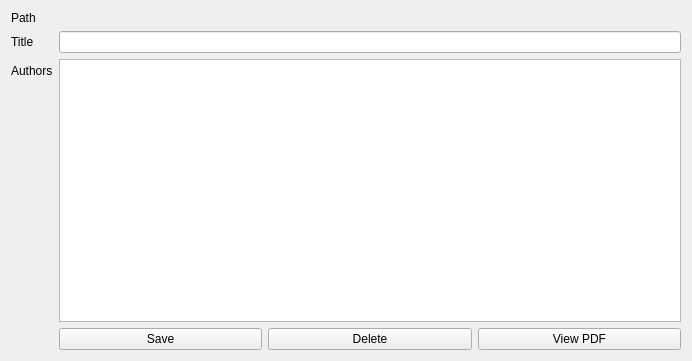
First picture: the form in qodex/ui/edit_document.ui, repository grapesmoker/qodex, before the edit.
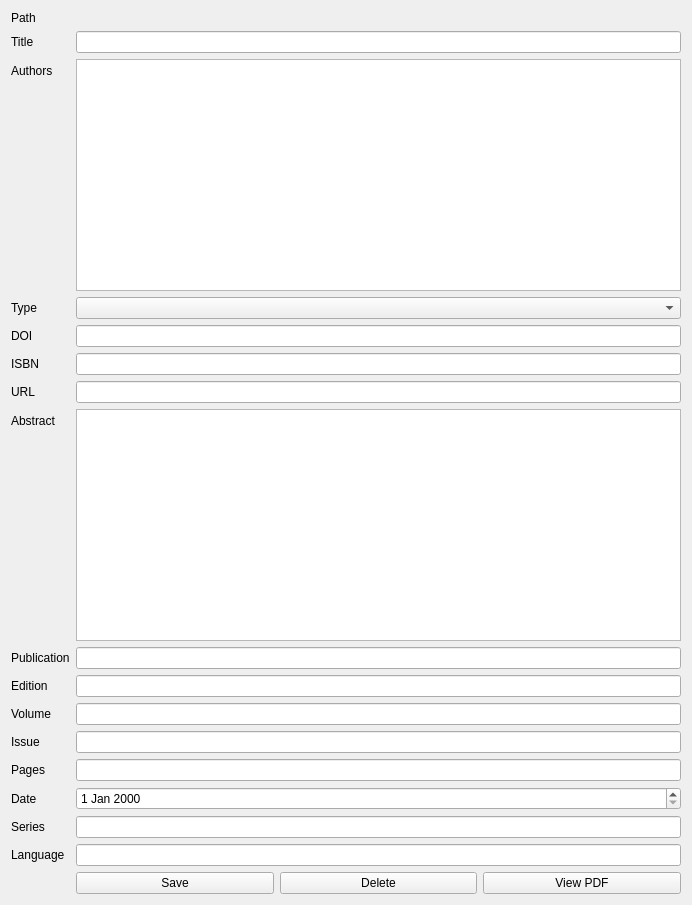
Second picture: the form after the edit.

Commit message: added additional fields to doc view, prepopulated doc types from bibtex

```diff
--- a/qodex/ui/edit_document.ui
+++ b/qodex/ui/edit_document.ui
@@ -7,13 +7,18 @@
     <x>0</x>
     <y>0</y>
     <width>692</width>
-    <height>361</height>
+    <height>905</height>
    </rect>
   </property>
   <property name="windowTitle">
    <string>Form</string>
   </property>
+  <layout class="QFormLayout" name="formLayout_2">
+   <item row="0" column="0" colspan="2">
   <layout class="QFormLayout" name="formLayout">
+     <property name="sizeConstraint">
+      <enum>QLayout::SetNoConstraint</enum>
+     </property>
    <item row="0" column="0">
     <widget class="QLabel" name="label_2">
      <property name="text">
@@ -61,7 +66,137 @@
      </property>
     </widget>
    </item>
+     <item row="3" column="0">
+      <widget class="QLabel" name="label_4">
+       <property name="text">
+        <string>Type</string>
+       </property>
+      </widget>
+     </item>
    <item row="3" column="1">
+      <widget class="QComboBox" name="document_type"/>
+     </item>
+     <item row="4" column="0">
+      <widget class="QLabel" name="label_14">
+       <property name="text">
+        <string>DOI</string>
+       </property>
+      </widget>
+     </item>
+     <item row="4" column="1">
+      <widget class="QLineEdit" name="doi"/>
+     </item>
+     <item row="5" column="0">
+      <widget class="QLabel" name="label_15">
+       <property name="text">
+        <string>ISBN</string>
+       </property>
+      </widget>
+     </item>
+     <item row="5" column="1">
+      <widget class="QLineEdit" name="isbn"/>
+     </item>
+     <item row="6" column="0">
+      <widget class="QLabel" name="label_16">
+       <property name="text">
+        <string>URL</string>
+       </property>
+      </widget>
+     </item>
+     <item row="6" column="1">
+      <widget class="QLineEdit" name="url"/>
+     </item>
+     <item row="7" column="0">
+      <widget class="QLabel" name="label_5">
+       <property name="text">
+        <string>Abstract</string>
+       </property>
+      </widget>
+     </item>
+     <item row="7" column="1">
+      <widget class="QTextEdit" name="doc_abstract"/>
+     </item>
+     <item row="8" column="0">
+      <widget class="QLabel" name="label_6">
+       <property name="text">
+        <string>Publication</string>
+       </property>
+      </widget>
+     </item>
+     <item row="8" column="1">
+      <widget class="QLineEdit" name="publication"/>
+     </item>
+     <item row="9" column="0">
+      <widget class="QLabel" name="label_7">
+       <property name="text">
+        <string>Edition</string>
+       </property>
+      </widget>
+     </item>
+     <item row="9" column="1">
+      <widget class="QLineEdit" name="edition"/>
+     </item>
+     <item row="10" column="0">
+      <widget class="QLabel" name="label_8">
+       <property name="text">
+        <string>Volume</string>
+       </property>
+      </widget>
+     </item>
+     <item row="10" column="1">
+      <widget class="QLineEdit" name="volume"/>
+     </item>
+     <item row="11" column="0">
+      <widget class="QLabel" name="label_9">
+       <property name="text">
+        <string>Issue</string>
+       </property>
+      </widget>
+     </item>
+     <item row="11" column="1">
+      <widget class="QLineEdit" name="issue"/>
+     </item>
+     <item row="12" column="0">
+      <widget class="QLabel" name="label_10">
+       <property name="text">
+        <string>Pages</string>
+       </property>
+      </widget>
+     </item>
+     <item row="12" column="1">
+      <widget class="QLineEdit" name="pages"/>
+     </item>
+     <item row="13" column="0">
+      <widget class="QLabel" name="label_11">
+       <property name="text">
+        <string>Date</string>
+       </property>
+      </widget>
+     </item>
+     <item row="13" column="1">
+      <widget class="QDateEdit" name="date"/>
+     </item>
+     <item row="14" column="0">
+      <widget class="QLabel" name="label_12">
+       <property name="text">
+        <string>Series</string>
+       </property>
+      </widget>
+     </item>
+     <item row="14" column="1">
+      <widget class="QLineEdit" name="series"/>
+     </item>
+     <item row="15" column="0">
+      <widget class="QLabel" name="label_13">
+       <property name="text">
+        <string>Language</string>
+       </property>
+      </widget>
+     </item>
+     <item row="15" column="1">
+      <widget class="QLineEdit" name="language"/>
+     </item>
+     <item row="16" column="1">
     <layout class="QHBoxLayout" name="horizontalLayout">
      <item>
       <widget class="QPushButton" name="save_button">
@@ -83,6 +218,8 @@
         <string>View PDF</string>
        </property>
       </widget>
+       </item>
+      </layout>
      </item>
     </layout>
    </item>
```
Lines whose indentation alone changed are shown as unchanged. The commit also changes 12 other files.
